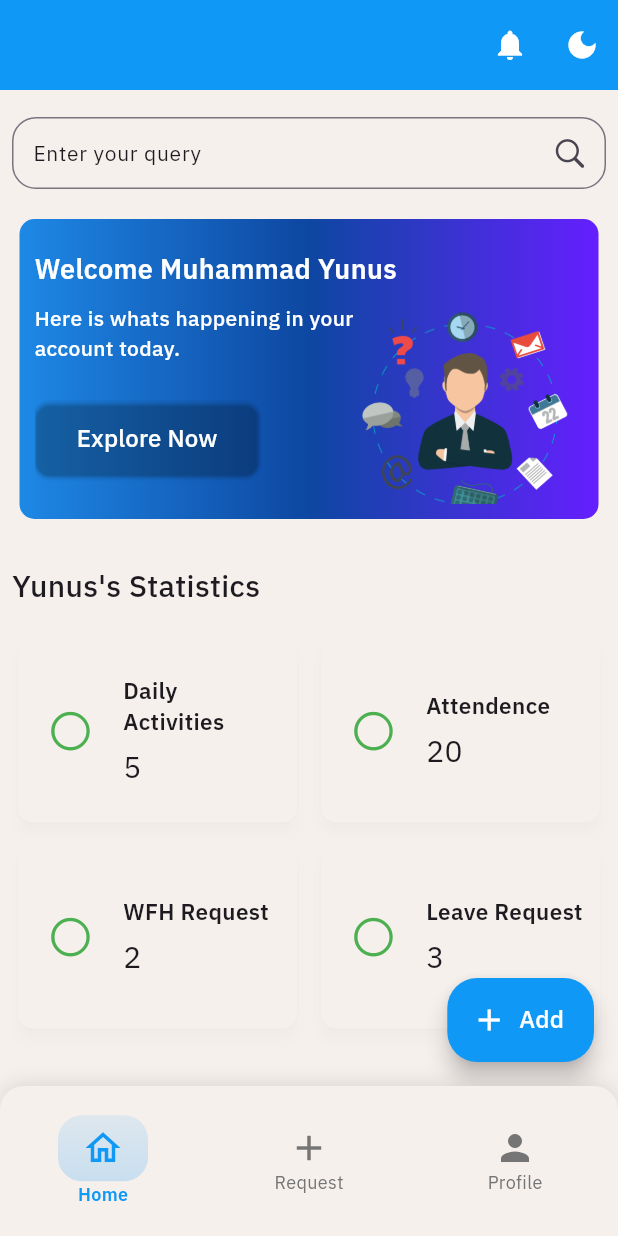
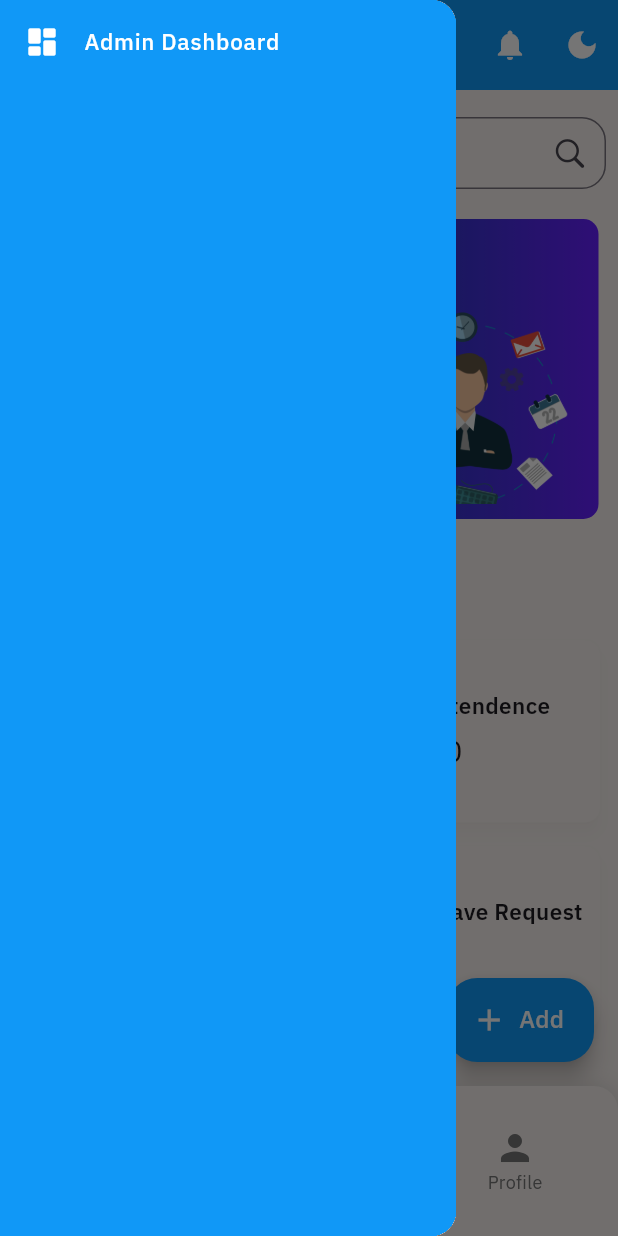
Before and after one commit to Abir-Zayn/fleek_hr, a Flutter app: the BottomNavigationPage screen opened by its route, with the side drawer open (before the commit the screen has no drawer), on a phone screen of 412 x 824 dp. Run offline on Flutter 3.47's test engine with Material 3 defaults, Android fonts, the phone set to English and light mode, and no system bars; our stand-ins replace dartz, equatable, fl_chart, flutter_bloc, flutter_screenutil, font_awesome_flutter and 5 more; network calls fail.

Commit message:
Navigation drawer has added for maintaining the roles

```diff
--- /dev/null
+++ b/lib/presentation/entry/drawer/app_drawer.dart
@@ -0,0 +1,40 @@
+import 'package:fleekhr/common/widgets/appstyle.dart';
+import 'package:fleekhr/common/widgets/apptext.dart';
+import 'package:flutter/material.dart';
+
+class NavigationDrawerWidget extends StatelessWidget {
+  const NavigationDrawerWidget({super.key});
+
+  @override
+  Widget build(BuildContext context) {
+    return Drawer(
+      child: Container(
+        color: Theme.of(context).primaryColor,
+        child: ListView(
+          children: [
+            _buildMenuItem(
+                icon: Icons.dashboard_rounded,
+                text: "Admin Dashboard",
+                onClicked: () {})
+          ],
+        ),
+      ),
+    );
+  }
+}
+
+Widget _buildMenuItem({
+  required IconData icon,
+  required String text,
+  required VoidCallback onClicked,
+}) {
+  final txtcolor = Colors.white;
+  return ListTile(
+    leading: Icon(icon, color: txtcolor),
+    title: AppTextstyle(
+      text: text,
+      style: appStyle(size: 15, fontWeight: FontWeight.w500, color: txtcolor),
+    ),
+    onTap: onClicked,
+  );
+}
--- a/lib/presentation/entry/entrypoint_imports.dart
+++ b/lib/presentation/entry/entrypoint_imports.dart
@@ -4,6 +4,7 @@ import 'package:fleekhr/presentation/Home/screens/homepage_imports.dart';
 import 'package:fleekhr/presentation/Profile/profilepage.dart';
 import 'package:fleekhr/presentation/Request/requestpage.dart';
 import 'package:fleekhr/presentation/entry/const/entry_point_const.dart';
+import 'package:fleekhr/presentation/entry/drawer/app_drawer.dart';
 import 'package:flutter/material.dart';
 import 'package:flutter_bloc/flutter_bloc.dart';
 import 'package:flutter_screenutil/flutter_screenutil.dart';
--- a/lib/presentation/entry/entrypoints.dart
+++ b/lib/presentation/entry/entrypoints.dart
@@ -38,6 +38,7 @@ class _BottomNavigationPageState extends State<BottomNavigationPage> {
   @override
   Widget build(BuildContext context) {
     return Scaffold(
+      drawer: NavigationDrawerWidget(),
       appBar: AppBar(
         toolbarHeight: 60.h,
         actions: [
--- a/lib/presentation/expense/Screen/expense_screen_imports.dart
+++ b/lib/presentation/expense/Screen/expense_screen_imports.dart
@@ -1,4 +1,5 @@
 import 'package:fleekhr/data/models/expense/expense_model.dart';
+import 'package:fleekhr/domain/entities/expense/expense_entities.dart';
 import 'package:fleekhr/domain/repository/expense/expense_repository.dart';
 import 'package:fleekhr/presentation/expense/Widget/expense_filter.dart';
 import 'package:fleekhr/presentation/expense/Widget/expense_forum.dart';
```
Also changed, not shown: lib/presentation/expense/Screen/expense_screen.dart (+20 -21 lines).
